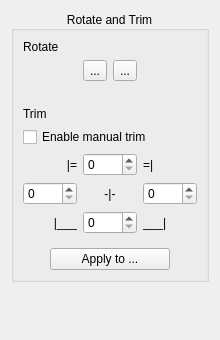
Old version of the form src/core/filters/fix_orientation/OptionsWidget.ui in the repository 2ndmax/scantailor-ocr.
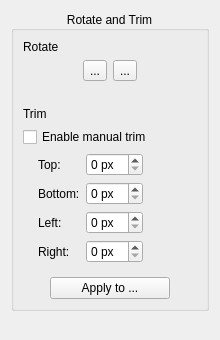
New version of the form. Icons and pictures are not drawn. Custom widgets are drawn as their Qt base class.

Commit message: Options panels: one left-aligned layout, units in the fields

Diff of the .ui file:
```diff
--- a/src/core/filters/fix_orientation/OptionsWidget.ui
+++ b/src/core/filters/fix_orientation/OptionsWidget.ui
@@ -152,86 +152,91 @@
        </widget>
       </item>
       <item>
+       <widget class="QWidget" name="trimFieldsWidget">
        <layout class="QGridLayout" name="trimGridLayout">
+         <property name="leftMargin">
+          <number>15</number>
+         </property>
+         <property name="topMargin">
+          <number>0</number>
+         </property>
+         <property name="rightMargin">
+          <number>0</number>
+         </property>
+         <property name="bottomMargin">
+          <number>0</number>
+         </property>
         <item row="0" column="0">
          <widget class="QLabel" name="labelTrimTopLeft">
           <property name="text">
-           <string notr="true">|=</string>
-          </property>
-          <property name="alignment">
-           <set>Qt::AlignRight|Qt::AlignVCenter</set>
+             <string>Top:</string>
           </property>
          </widget>
         </item>
         <item row="0" column="1">
          <widget class="QSpinBox" name="trimTopSpin">
-          <property name="minimum">
-           <number>0</number>
-          </property>
-         </widget>
-        </item>
-        <item row="0" column="2">
-         <widget class="QLabel" name="labelTrimTopRight">
-          <property name="text">
-           <string notr="true">=|</string>
-          </property>
-          <property name="alignment">
-           <set>Qt::AlignLeft|Qt::AlignVCenter</set>
+            <property name="suffix">
+             <string notr="true"> px</string>
           </property>
          </widget>
         </item>
         <item row="1" column="0">
-         <widget class="QSpinBox" name="trimLeftSpin">
-          <property name="minimum">
-           <number>0</number>
+           <widget class="QLabel" name="trimBottomLabel">
+            <property name="text">
+             <string>Bottom:</string>
           </property>
          </widget>
         </item>
         <item row="1" column="1">
-         <widget class="QLabel" name="labelTrimCenter">
-          <property name="text">
-           <string notr="true">-|-</string>
-          </property>
-          <property name="alignment">
-           <set>Qt::AlignCenter</set>
-          </property>
-         </widget>
-        </item>
-        <item row="1" column="2">
-         <widget class="QSpinBox" name="trimRightSpin">
-          <property name="minimum">
-           <number>0</number>
+           <widget class="QSpinBox" name="trimBottomSpin">
+            <property name="suffix">
+             <string notr="true"> px</string>
           </property>
          </widget>
         </item>
         <item row="2" column="0">
          <widget class="QLabel" name="labelTrimBottomLeft">
           <property name="text">
-           <string notr="true">|___</string>
-          </property>
-          <property name="alignment">
-           <set>Qt::AlignRight|Qt::AlignVCenter</set>
+             <string>Left:</string>
           </property>
          </widget>
         </item>
         <item row="2" column="1">
-         <widget class="QSpinBox" name="trimBottomSpin">
-          <property name="minimum">
-           <number>0</number>
+           <widget class="QSpinBox" name="trimLeftSpin">
+            <property name="suffix">
+             <string notr="true"> px</string>
           </property>
          </widget>
         </item>
-        <item row="2" column="2">
-         <widget class="QLabel" name="labelTrimBottomRight">
+          <item row="3" column="0">
+           <widget class="QLabel" name="trimRightLabel">
           <property name="text">
-           <string notr="true">___|</string>
-          </property>
-          <property name="alignment">
-           <set>Qt::AlignLeft|Qt::AlignVCenter</set>
+             <string>Right:</string>
+            </property>
+           </widget>
+          </item>
+          <item row="3" column="1">
+           <widget class="QSpinBox" name="trimRightSpin">
+            <property name="suffix">
+             <string notr="true"> px</string>
           </property>
          </widget>
         </item>
-       </layout>
+          <item row="0" column="2" rowspan="4">
+           <spacer name="trimFieldsSpacer">
+            <property name="orientation">
+             <enum>Qt::Horizontal</enum>
+            </property>
+            <property name="sizeHint" stdset="0">
+             <size>
+              <width>1</width>
+              <height>1</height>
+             </size>
+            </property>
+           </spacer>
+          </item>
+         </layout>
+        </widget>
       </item>
       <item>
        <layout class="QHBoxLayout">
```
Left out of the diff: 4 changed lines with no effect on the pictures. Lines whose indentation alone changed are shown as unchanged. The commit also changes 28 other files.
